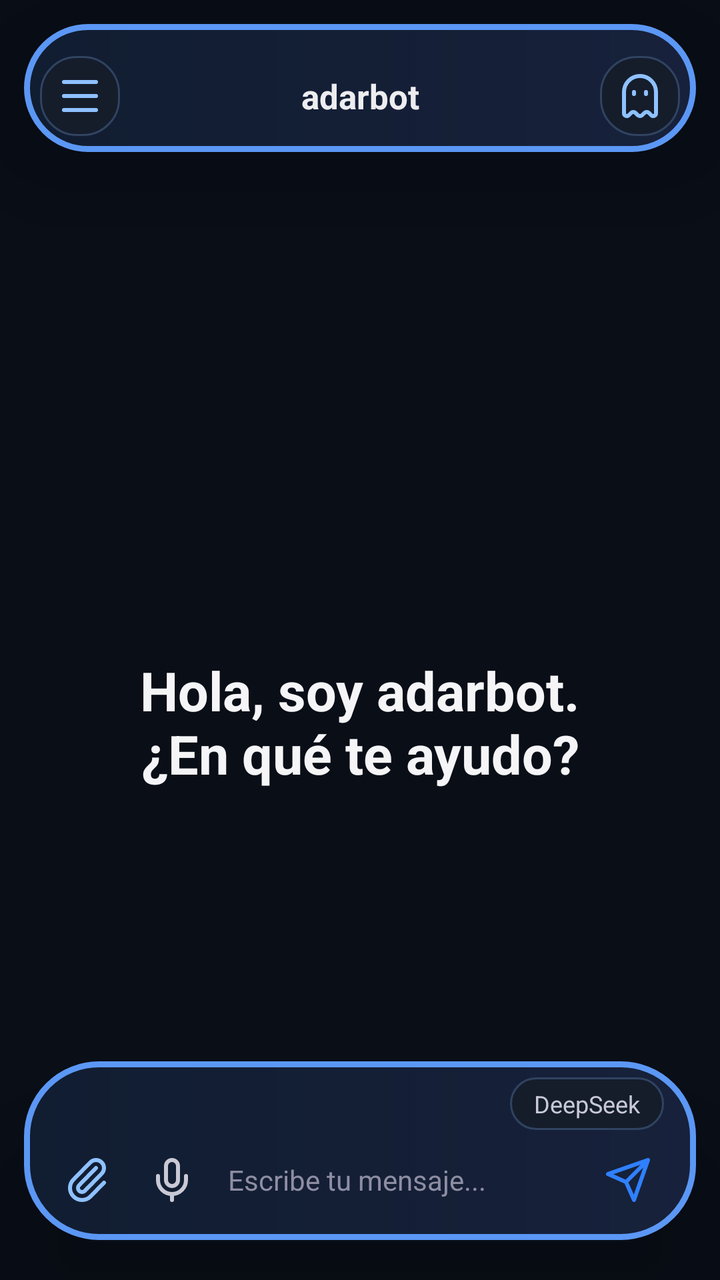
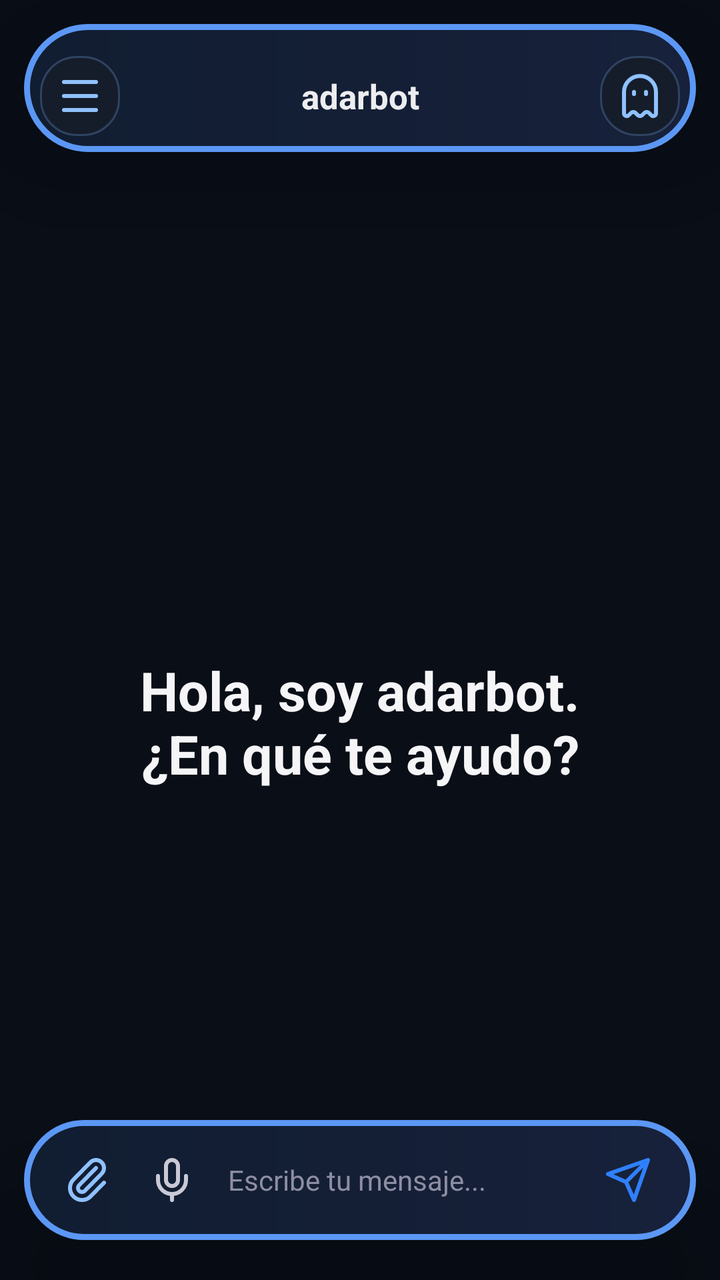

Screens rendered from an Android XML layout before and after an edit, with the pre-edit source and the edit as a unified diff.
<!-- AndroidManifest.xml: activity theme Theme.NemotronVoiceIME -->
<!-- res/layout/activity_chat.xml -->
<?xml version="1.0" encoding="utf-8"?>
<FrameLayout xmlns:android="http://schemas.android.com/apk/res/android"
    android:layout_width="match_parent"
    android:layout_height="match_parent"
    android:background="#090E17">

    <LinearLayout
        android:layout_width="match_parent"
        android:layout_height="match_parent"
        android:orientation="vertical">

    <FrameLayout
        android:layout_width="match_parent"
        android:layout_height="wrap_content"
        android:layout_marginLeft="12dp"
        android:layout_marginTop="12dp"
        android:layout_marginRight="12dp"
        android:layout_marginBottom="6dp"
        android:background="@drawable/bg_float_bar"
        android:elevation="24dp"
        android:translationZ="8dp"
        android:paddingLeft="8dp"
        android:paddingTop="16dp"
        android:paddingRight="8dp"
        android:paddingBottom="8dp">

        <LinearLayout
            android:layout_width="wrap_content"
            android:layout_height="40dp"
            android:layout_gravity="start|center_vertical"
            android:gravity="center_vertical">
            <ImageButton
                android:id="@+id/btnMenuChat"
                android:layout_width="40dp"
                android:layout_height="40dp"
                android:background="@drawable/bg_chip"
                android:contentDescription="Abrir menú de chats"
                android:padding="8dp"
                android:src="@drawable/ic_menu"
                android:tint="#8FC1FF" />
            <ImageButton
                android:id="@+id/btnBack"
                android:layout_width="40dp"
                android:layout_height="40dp"
                android:background="?attr/selectableItemBackgroundBorderless"
                android:contentDescription="Volver"
                android:padding="8dp"
                android:src="@drawable/ic_back"
                android:tint="#EDEDF0"
                android:visibility="gone" />
            <View
                android:id="@+id/connectionDot"
                android:layout_width="8dp"
                android:layout_height="8dp"
                android:layout_gravity="center_vertical"
                android:layout_marginLeft="8dp"
                android:layout_marginRight="3dp"
                android:translationX="56dp"
                android:background="@drawable/bg_connection_offline" />
        </LinearLayout>

        <TextView
            android:id="@+id/convTitle"
            android:layout_width="220dp"
            android:layout_height="wrap_content"
            android:layout_gravity="center"
            android:ellipsize="end"
            android:gravity="center"
            android:maxLines="1"
            android:text="adarbot"
            android:textColor="#EDEDF0"
            android:textSize="17sp"
            android:textStyle="bold" />

        <LinearLayout
            android:layout_width="wrap_content"
            android:layout_height="40dp"
            android:layout_gravity="end|center_vertical"
            android:gravity="center_vertical">
            <ImageButton
                android:id="@+id/btnIncognitoHome"
                android:layout_width="40dp"
                android:layout_height="40dp"
                android:layout_marginLeft="4dp"
                android:background="@drawable/bg_chip"
                android:contentDescription="Nuevo chat incógnito"
                android:padding="9dp"
                android:src="@drawable/ic_ghost"
                android:tint="#8FC1FF" />
            <ImageButton
                android:id="@+id/btnDelete"
                android:layout_width="40dp"
                android:layout_height="40dp"
                android:background="?attr/selectableItemBackgroundBorderless"
                android:contentDescription="Eliminar conversacion"
                android:padding="10dp"
                android:src="@drawable/ic_trash"
                android:tint="#5A5A6E"
                android:visibility="gone" />
        </LinearLayout>
    </FrameLayout>

    <FrameLayout
        android:layout_width="match_parent"
        android:layout_height="0dp"
        android:layout_weight="1">
        <androidx.recyclerview.widget.RecyclerView
            android:id="@+id/recyclerMessages"
            android:layout_width="match_parent"
            android:layout_height="match_parent"
            android:clipToPadding="false"
            android:paddingBottom="112dp" />
        <TextView
            android:id="@+id/welcomeView"
            android:layout_width="match_parent"
            android:layout_height="wrap_content"
            android:layout_gravity="center"
            android:gravity="center"
            android:text="Hola, soy adarbot.\n¿En qué te ayudo?"
            android:textColor="#F5F5F7"
            android:textSize="27sp"
            android:textStyle="bold" />
    </FrameLayout>

    </LinearLayout>

    <FrameLayout
        android:id="@+id/chatAttachmentPreview"
        android:layout_width="match_parent"
        android:layout_height="96dp"
        android:layout_gravity="bottom|center_horizontal"
        android:layout_marginLeft="22dp"
        android:layout_marginRight="22dp"
        android:layout_marginBottom="112dp"
        android:padding="4dp"
        android:background="@drawable/bg_float_bar"
        android:elevation="24dp"
        android:visibility="gone">
        <ImageView
            android:id="@+id/chatAttachmentImage"
            android:layout_width="match_parent"
            android:layout_height="match_parent"
            android:contentDescription="Vista previa del adjunto"
            android:scaleType="centerCrop" />
        <ImageButton
            android:id="@+id/chatAttachmentRemove"
            android:layout_width="32dp"
            android:layout_height="32dp"
            android:layout_gravity="top|end"
            android:layout_margin="6dp"
            android:background="@drawable/bg_assist_icon"
            android:contentDescription="Quitar adjunto"
            android:padding="7dp"
            android:src="@drawable/ic_close"
            android:tint="#FFFFFF" />
    </FrameLayout>

    
    <LinearLayout
        android:layout_width="match_parent"
        android:layout_height="wrap_content"
        android:layout_gravity="bottom"
        android:layout_marginLeft="12dp"
        android:layout_marginRight="12dp"
        android:layout_marginTop="14dp"
        android:layout_marginBottom="20dp"
        android:background="@drawable/bg_float_bar"
        android:elevation="24dp"
        android:translationZ="8dp"
        android:gravity="end"
        android:orientation="vertical"
        android:paddingLeft="12dp"
        android:paddingTop="8dp"
        android:paddingRight="12dp"
        android:paddingBottom="8dp">

        <TextView
            android:id="@+id/modelChip"
            android:layout_width="wrap_content"
            android:layout_height="wrap_content"
            android:layout_marginRight="4dp"
            android:layout_marginBottom="3dp"
            android:background="@drawable/bg_chip"
            android:paddingLeft="12dp"
            android:paddingTop="5dp"
            android:paddingRight="12dp"
            android:paddingBottom="5dp"
            android:text="DeepSeek"
            android:textColor="#C9C9D6"
            android:textSize="12sp" />

        <LinearLayout
            android:layout_width="match_parent"
            android:layout_height="wrap_content"
            android:gravity="center_vertical"
            android:orientation="horizontal">

        <ImageButton
            android:id="@+id/btnAttach"
            android:layout_width="40dp"
            android:layout_height="44dp"
            android:background="@android:color/transparent"
            android:contentDescription="Adjuntar"
            android:padding="9dp"
            android:src="@drawable/ic_attach"
            android:tint="#8FC1FF" />

        <ImageButton
            android:id="@+id/btnMic"
            android:layout_width="44dp"
            android:layout_height="44dp"
            android:background="@android:color/transparent"
            android:contentDescription="Escribir por voz"
            android:padding="10dp"
            android:src="@drawable/ic_mic"
            android:tint="#C9C9D6" />

        <EditText
            android:id="@+id/inputField"
            android:layout_width="0dp"
            android:layout_height="44dp"
            android:layout_weight="1"
            android:layout_marginLeft="0dp"
            android:layout_marginRight="2dp"
            android:background="@android:color/transparent"
            android:hint="Escribe tu mensaje..."
            android:imeOptions="actionSend"
            android:importantForAutofill="no"
            android:inputType="text"
            android:maxLines="1"
            android:paddingLeft="6dp"
            android:paddingRight="6dp"
            android:textColor="#EDEDF0"
            android:textColorHint="#8E8EA3"
            android:textSize="14sp" />

        <ImageButton
            android:id="@+id/btnSend"
            android:layout_width="44dp"
            android:layout_height="44dp"
            android:background="@android:color/transparent"
            android:contentDescription="Enviar"
            android:padding="10dp"
            android:src="@drawable/ic_send"
            android:tint="#2F80FF" />
        </LinearLayout>
    </LinearLayout>
</FrameLayout>
<!-- resources referenced by this layout -->
<resources>
  <!-- drawable bg_chip (drawable) -->
  <shape xmlns:android="http://schemas.android.com/apk/res/android"
      android:shape="rectangle">
      <solid android:color="#151D2B" />
      <stroke android:width="1dp" android:color="#304361" />
      <corners android:radius="18dp" />
  </shape>
  <!-- drawable bg_connection_offline (drawable) -->
  <shape xmlns:android="http://schemas.android.com/apk/res/android" android:shape="oval"><solid android:color="#F06065" /></shape>
  <!-- drawable bg_float_bar (drawable) -->
  <shape xmlns:android="http://schemas.android.com/apk/res/android" android:shape="rectangle">
      <gradient android:angle="0" android:startColor="#111D31" android:endColor="#17213B" />
      <stroke android:width="3dp" android:color="#5B97F4" />
      <corners android:radius="36dp" />
  </shape>
  <!-- drawable ic_attach (drawable) -->
  <vector xmlns:android="http://schemas.android.com/apk/res/android" android:width="24dp" android:height="24dp" android:viewportWidth="24" android:viewportHeight="24">
      <path android:fillColor="#00000000" android:strokeColor="#FFFFFFFF" android:strokeWidth="2" android:strokeLineCap="round" android:strokeLineJoin="round" android:pathData="M16,6L7.59,14.59A2,2 0,0 0,10.42,17.42L18.83,8.83A4,4 0,1 0,13.17,3.17L4.79,11.72A6,6 0,1 0,13.28,20.2L20,13.35" />
  </vector>
  <!-- drawable ic_back (drawable) -->
  <vector xmlns:android="http://schemas.android.com/apk/res/android" android:width="24dp" android:height="24dp" android:viewportWidth="24" android:viewportHeight="24">
      <path android:fillColor="#00000000" android:strokeColor="#FFFFFFFF" android:strokeWidth="2" android:strokeLineCap="round" android:strokeLineJoin="round" android:pathData="M12,19L5,12L12,5M19,12L5,12" />
  </vector>
  <!-- drawable ic_close (drawable) -->
  <vector xmlns:android="http://schemas.android.com/apk/res/android" android:width="24dp" android:height="24dp" android:viewportWidth="24" android:viewportHeight="24">
      <path android:fillColor="#00000000" android:strokeColor="#FFFFFFFF" android:strokeWidth="2" android:strokeLineCap="round" android:pathData="M18,6L6,18M6,6L18,18" />
  </vector>
  <!-- drawable ic_menu (drawable) -->
  <vector xmlns:android="http://schemas.android.com/apk/res/android" android:width="24dp" android:height="24dp" android:viewportWidth="24" android:viewportHeight="24">
      <path android:fillColor="#00000000" android:strokeColor="#FFFFFFFF" android:strokeWidth="2" android:strokeLineCap="round" android:pathData="M4,5L20,5M4,12L20,12M4,19L20,19" />
  </vector>
  <!-- drawable ic_mic (drawable) -->
  <vector xmlns:android="http://schemas.android.com/apk/res/android" android:width="24dp" android:height="24dp" android:viewportWidth="24" android:viewportHeight="24">
      <path android:fillColor="#00000000" android:strokeColor="#FFFFFFFF" android:strokeWidth="2" android:strokeLineCap="round" android:strokeLineJoin="round" android:pathData="M12,19L12,22M19,10L19,12A7,7 0,0 1,5,12L5,10M9,5A3,3 0,0 1,15,5L15,12A3,3 0,0 1,9,12Z" />
  </vector>
  <!-- drawable ic_send (drawable) -->
  <vector xmlns:android="http://schemas.android.com/apk/res/android" android:width="24dp" android:height="24dp" android:viewportWidth="24" android:viewportHeight="24">
      <path android:fillColor="#00000000" android:strokeColor="#FFFFFFFF" android:strokeWidth="2" android:strokeLineCap="round" android:strokeLineJoin="round" android:pathData="M22,2L11,13M22,2L15,22L11,13L2,9Z" />
  </vector>
  <style name="Theme.NemotronVoiceIME" parent="Theme.Material3.DayNight.NoActionBar">
          <item name="colorPrimary">@color/accent</item>
          <item name="colorPrimaryVariant">@color/accent_dark</item>
          <item name="colorOnPrimary">@color/text_light</item>
          <item name="android:statusBarColor">@color/bg_primary</item>
      </style>
  <color name="accent">#76B900</color>
  <color name="accent_dark">#5A8C00</color>
  <color name="text_light">#FFFFFF</color>
  <color name="bg_primary">#1A1A2E</color>
  <!-- unchanged entries left out for length: 3 -->
</resources>

<!-- the commit's change to res/layout/activity_chat.xml (unified diff, before → after) -->
@@ -187,7 +187,8 @@
             android:paddingBottom="5dp"
             android:text="DeepSeek"
             android:textColor="#C9C9D6"
-            android:textSize="12sp" />
+            android:textSize="12sp"
+            android:visibility="gone" />
 
         <LinearLayout
             android:layout_width="match_parent"
